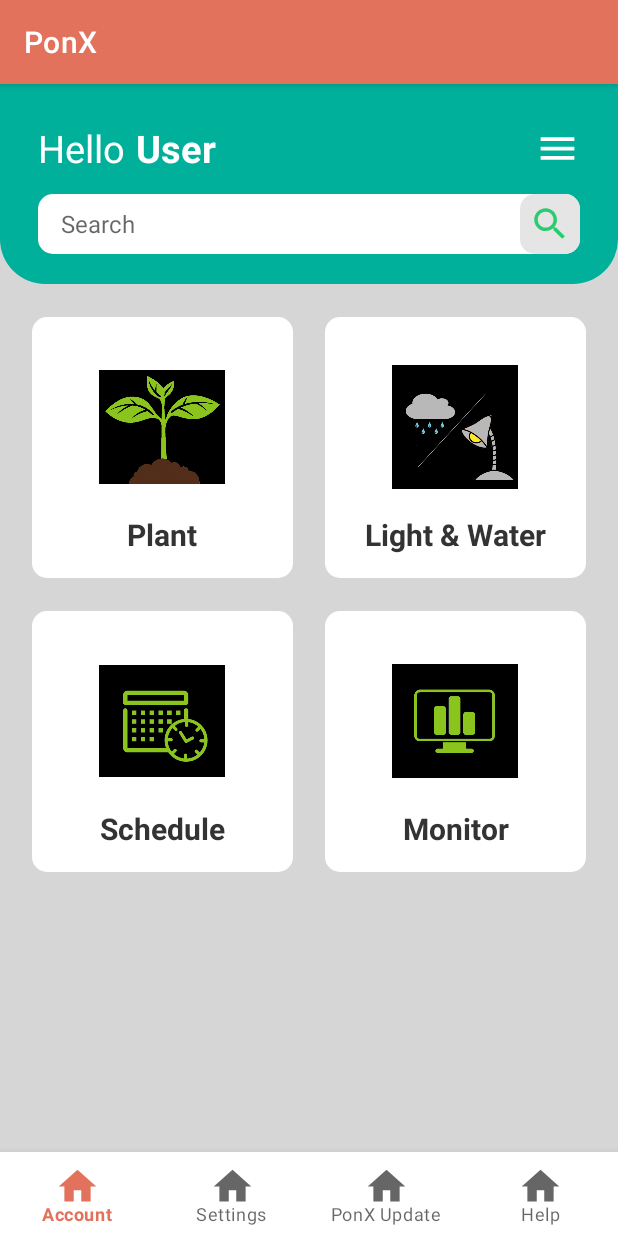
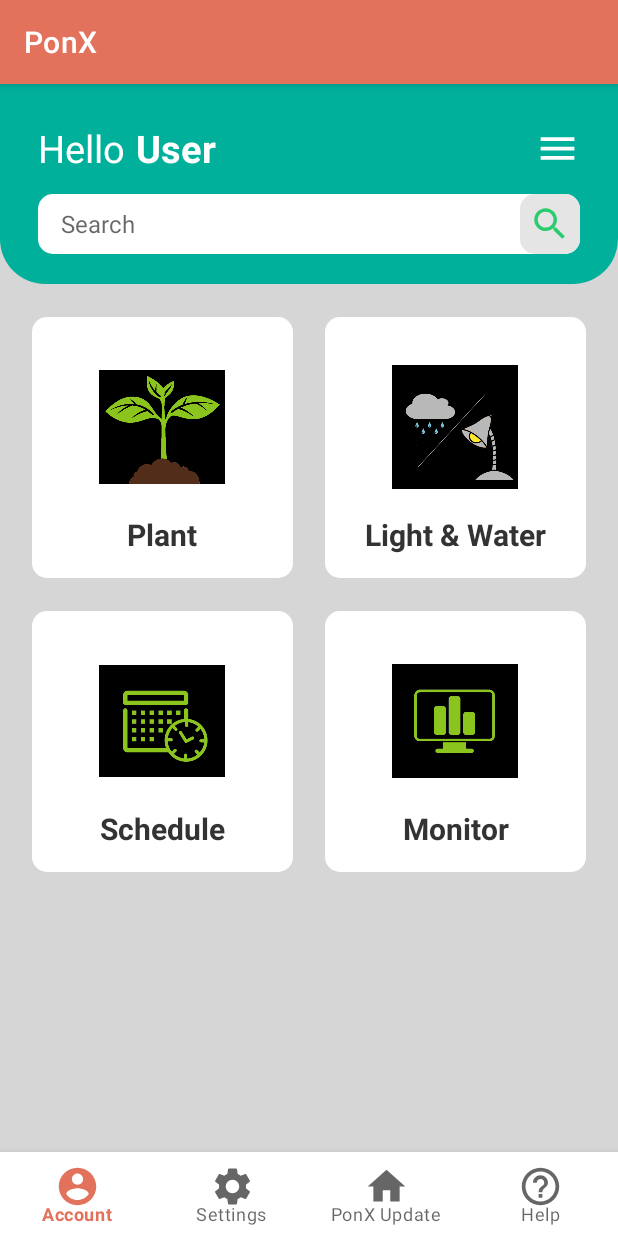
Before and after one commit to mnguyenn19/HydroponicsProject, an Android app: the screen it shows after launch (homescreen), on a phone screen of 412 x 824 dp. Run offline under Robolectric (Android 15) with nearby library versions, the phone set to English and light mode, and no system bars.

Commit message:
Updated navigation menu icons.

```diff
--- a/app/src/main/res/menu/navigation_menu.xml
+++ b/app/src/main/res/menu/navigation_menu.xml
@@ -1,15 +1,15 @@
 <?xml version="1.0" encoding="utf-8"?>
 <menu xmlns:android="http://schemas.android.com/apk/res/android">
     <item android:id="@+id/menuAccount"
-        android:icon="@drawable/ic_baseline_home"
+        android:icon="@drawable/ic_baseline_account"
         android:title="@string/account"/>
     <item android:id="@+id/menuSettings"
-        android:icon="@drawable/ic_baseline_home"
+        android:icon="@drawable/ic_baseline_settings"
         android:title="@string/settings"/>
     <item android:id="@+id/menuUpdate"
         android:icon="@drawable/ic_baseline_home"
         android:title="@string/ponx_update"/>
     <item android:id="@+id/menuHelp"
-        android:icon="@drawable/ic_baseline_home"
+        android:icon="@drawable/ic_baseline_help"
         android:title="@string/help"/>
 </menu>
--- a/app/src/main/res/values/styles.xml
+++ b/app/src/main/res/values/styles.xml
@@ -6,4 +6,5 @@
         <item name="colorAccent">@color/cAccent</item>
     </style>
 
+
 </resources>
```
